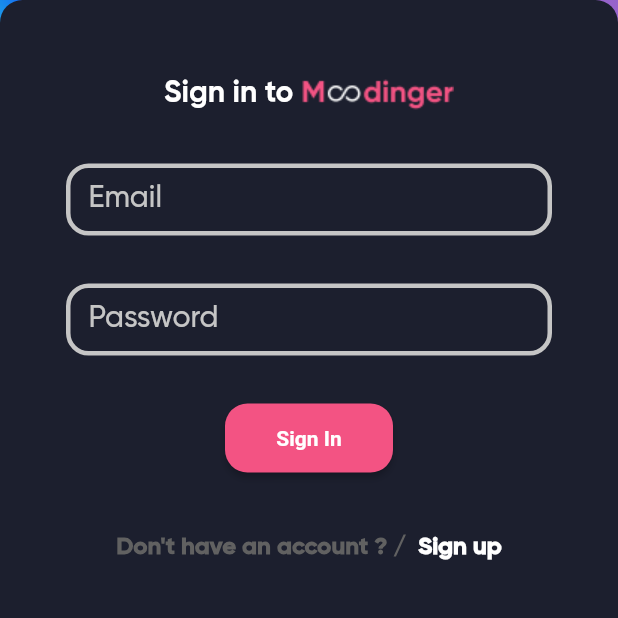
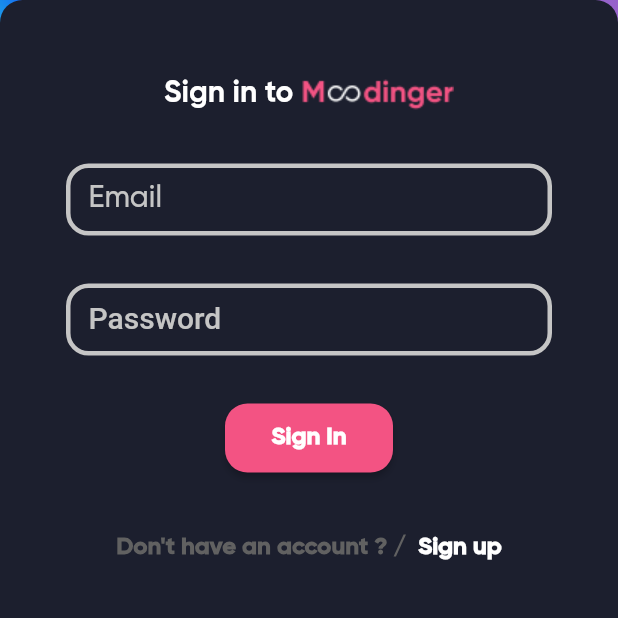
Before and after one commit to alirezaproject/flutter-instagram-clone-ui, a Flutter app: the LoginScreen screen opened directly, on a phone screen of 412 x 824 dp, the part 618-1236 px from its top. Run offline on Flutter 3.47's test engine with Material 2 defaults, Android fonts, the phone set to English and light mode, and no system bars; our stand-ins replace dotted_border.

```diff
--- a/lib/main.dart
+++ b/lib/main.dart
@@ -1,6 +1,7 @@
 import 'package:flutter/material.dart';
 import 'package:instagram/screens/home_screen.dart';
 import 'package:instagram/screens/login_screen.dart';
+import 'package:instagram/screens/switch_account_screen.dart';
 import 'package:instagram/theme/theme.dart';
 
 void main() => runApp(Application());
--- a/lib/screens/login_screen.dart
+++ b/lib/screens/login_screen.dart
@@ -97,7 +97,7 @@ class _getContainerBoxState extends State<_getContainerBox> {
                   children: [
                     Text(
                       'Sign in to ',
-                      style: theme.textTheme.headline3,
+                      style: theme.textTheme.headlineSmall,
                     ),
                     Image(image: AssetImage(kImageAsset + 'mood.png'))
                   ],
@@ -106,15 +106,16 @@ class _getContainerBoxState extends State<_getContainerBox> {
                 Padding(
                   padding: EdgeInsets.symmetric(horizontal: 44),
                   child: TextField(
-                    style: theme.textTheme.headline4,
+                    style: theme.textTheme.headlineMedium,
                     focusNode: focusNode1,
                     cursorColor: kSecondaryColor,
                     decoration: InputDecoration(
                       labelText: 'Email',
-                      labelStyle: theme.textTheme.headline6!.merge(TextStyle(
-                          color: focusNode1.hasFocus
-                              ? kSecondaryColor
-                              : kTextFieldBorderSideColor)),
+                      labelStyle: theme.textTheme.headlineLarge!.merge(
+                          TextStyle(
+                              color: focusNode1.hasFocus
+                                  ? kSecondaryColor
+                                  : kTextFieldBorderSideColor)),
                       contentPadding:
                           EdgeInsets.symmetric(horizontal: 15, vertical: 15),
                       focusedBorder: OutlineInputBorder(
@@ -137,12 +138,13 @@ class _getContainerBoxState extends State<_getContainerBox> {
                 Padding(
                   padding: EdgeInsets.symmetric(horizontal: 44),
                   child: TextField(
-                    style: theme.textTheme.headline4,
+                    style: theme.textTheme.headlineMedium,
                     cursorColor: kSecondaryColor,
                     focusNode: focusNode2,
+                    obscureText: true,
                     decoration: InputDecoration(
                       labelText: 'Password',
-                      labelStyle: theme.textTheme.headline6!.merge(TextStyle(
+                      labelStyle: theme.textTheme.titleLarge!.merge(TextStyle(
                           color: focusNode2.hasFocus
                               ? kSecondaryColor
                               : kTextFieldBorderSideColor)),
--- a/lib/screens/switch_account_screen.dart
+++ b/lib/screens/switch_account_screen.dart
@@ -64,7 +64,7 @@ class SwitchAccountScreen extends StatelessWidget {
                             ),
                             Text(
                               'Alireza Shokouhian',
-                              style: theme.textTheme.headline4,
+                              style: theme.textTheme.headlineMedium,
                             ),
                             SizedBox(
                               height: 20,
@@ -80,7 +80,7 @@ class SwitchAccountScreen extends StatelessWidget {
                             ),
                             Text(
                               'switch account',
-                              style: theme.textTheme.headline4,
+                              style: theme.textTheme.headlineMedium,
                             )
                           ],
                         ),
--- a/lib/widgets/sign_up_widget.dart
+++ b/lib/widgets/sign_up_widget.dart
@@ -11,9 +11,9 @@ class SignUp extends StatelessWidget {
       mainAxisAlignment: MainAxisAlignment.center,
       children: [
         Text('Don\'t have an account ? / ',
-            style: theme.textTheme.headline4!
+            style: theme.textTheme.headlineMedium!
                 .merge(TextStyle(color: Colors.grey[700]))),
-        Text(' Sign up', style: theme.textTheme.headline4),
+        Text(' Sign up', style: theme.textTheme.headlineMedium),
       ],
     );
   }
```
Also changed, not shown: lib/theme/theme.dart (+20 -13 lines), lib/widgets/button_widget.dart (+3 -6 lines), assets/images/icon_heart.png (renamed from assets/images/icon_hart.png), assets/images/post.jpg (added).
